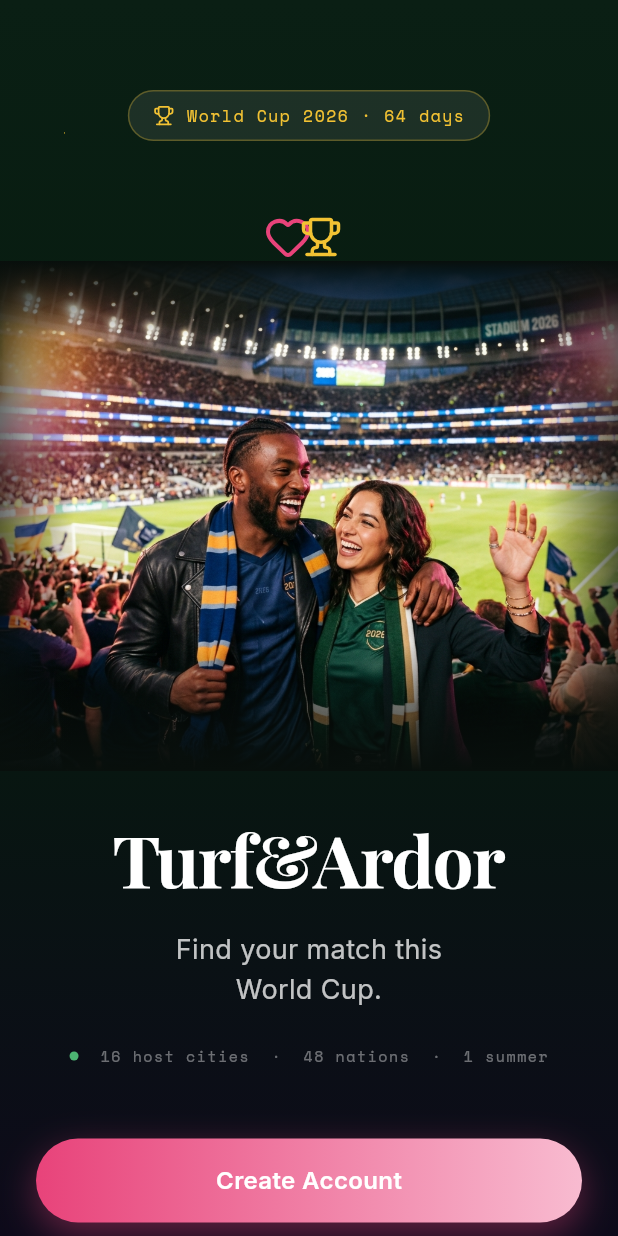
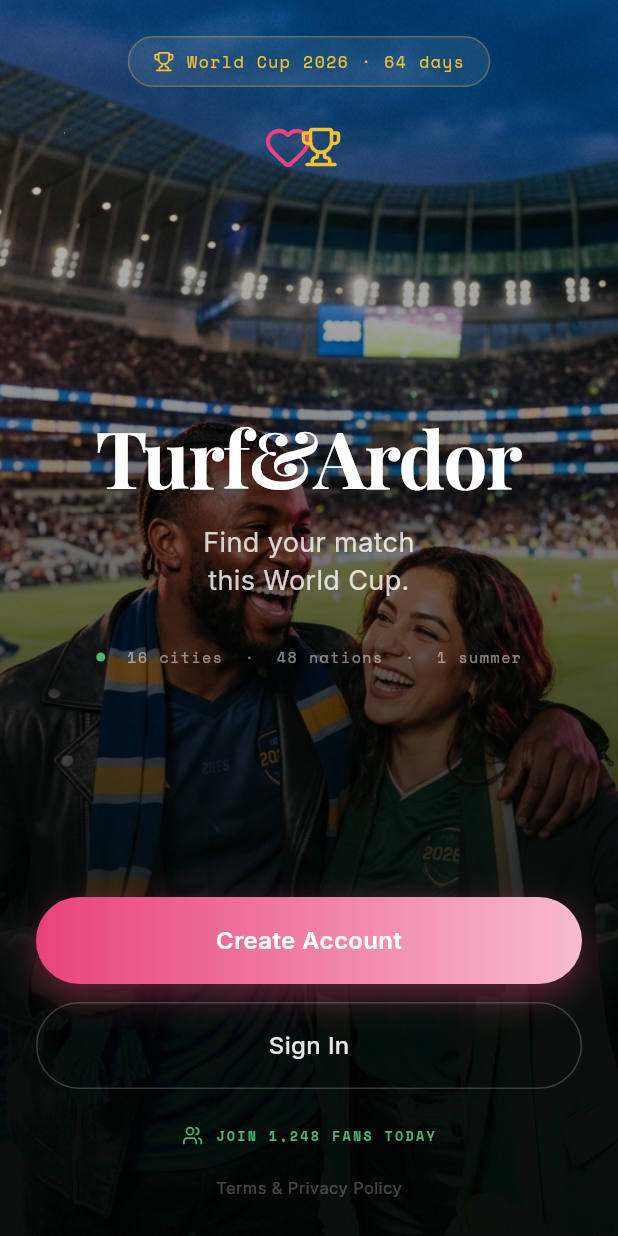
Before and after one commit to JoJoshJo/fifa_love_fluter, a Flutter app: the screen it shows after launch, on a phone screen of 412 x 824 dp. Run offline on Flutter 3.47's test engine with Material 3 defaults, Android fonts, the phone set to English and light mode, and no system bars; our stand-ins replace cached_network_image, flutter_card_swiper, flutter_dotenv, flutter_local_notifications, flutter_riverpod, google_fonts and 6 more; accounts and stored records are empty.

Commit message:
ui: redesign landing screen with full-bleed hero and responsive single-page layout

```diff
--- a/lib/features/auth/presentation/landing_screen.dart
+++ b/lib/features/auth/presentation/landing_screen.dart
@@ -79,43 +79,55 @@ class _LandingScreenState extends State<LandingScreen>
   @override
   Widget build(BuildContext context) {
     return Scaffold(
+      backgroundColor: const Color(0xFF080F0C),
       body: Stack(
         fit: StackFit.expand,
         children: [
-          // BACKGROUND — Cinematic gradient
-          Container(
-            decoration: const BoxDecoration(
-              gradient: LinearGradient(
+          // 1. BACKGROUND IMAGE — Full bleed with vignette
+          Positioned.fill(
+            child: ShaderMask(
+              shaderCallback: (rect) {
+                return const LinearGradient(
                   begin: Alignment.topCenter,
                   end: Alignment.bottomCenter,
                   colors: [
-                  Color(0xFF0A1F14), // deep forest top
-                  Color(0xFF061A0E), // darker middle
-                  Color(0xFF0D0A1A), // hint of dark purple at bottom
+                    Colors.black12,
+                    Colors.black54,
+                    Color(0xFF080F0C), // deep green/black
                   ],
-                stops: [0.0, 0.5, 1.0],
+                  stops: [0.0, 0.45, 0.85],
+                ).createShader(rect);
+              },
+              blendMode: BlendMode.darken,
+              child: Image.asset(
+                'assets/images/hero_couple.png',
+                fit: BoxFit.cover,
+                alignment: const Alignment(0, -0.2), // Focus more on faces
               ),
             ),
           ),
 
-          // PARTICLE SYSTEM
+          // 2. PARTICLE SYSTEM (Sitting on image)
           const ParticleBackground(),
 
-          Positioned.fill(
-            child: SingleChildScrollView(
-              child: SafeArea(
+          // 3. FOREGROUND CONTENT — Responsive Layout
+          SafeArea(
+            child: Padding(
+              padding: const EdgeInsets.symmetric(horizontal: 0),
               child: Column(
+                mainAxisAlignment: MainAxisAlignment.spaceBetween,
                 children: [
-                  const SizedBox(height: 60),
-
-                  // TOP — Countdown Pill
+                  // --- TOP SECTION ---
+                  Column(
+                    children: [
+                      const SizedBox(height: 24),
                       _animatedElement(
                         startPercent: 0.0,
-                    endPercent: 0.3, // 600ms
-                    slideOffset: -0.3, // Slide down
+                        endPercent: 0.3,
+                        slideOffset: -0.3,
                         child: Container(
-                      padding:
-                          const EdgeInsets.symmetric(horizontal: 16, vertical: 8),
+                          padding: const EdgeInsets.symmetric(
+                              horizontal: 16, vertical: 8),
                           decoration: BoxDecoration(
                             color: Colors.white.withValues(alpha: 0.08),
                             borderRadius: BorderRadius.circular(20),
@@ -140,13 +152,10 @@ class _LandingScreenState extends State<LandingScreen>
                           ),
                         ),
                       ),
-
-                  const SizedBox(height: 48),
-
-                  // CENTER — Icons
+                      const SizedBox(height: 24),
                       _animatedElement(
                         startPercent: 0.15,
-                    endPercent: 0.4, // delay 300ms, duration 500ms
+                        endPercent: 0.4,
                         isScale: true,
                         child: Row(
                           mainAxisAlignment: MainAxisAlignment.center,
@@ -161,161 +170,87 @@ class _LandingScreenState extends State<LandingScreen>
                           ],
                         ),
                       ),
+                    ],
+                  ),
 
-                  // CENTER — Hero Image
+                  // --- CENTER SECTION ---
+                  Column(
+                    children: [
                       _animatedElement(
-                    startPercent: 0.2,
-                    endPercent: 0.5,
-                    isScale: true,
-                    child: SizedBox(
-                      height: 340,
-                      width: double.infinity,
-                      child: Stack(
-                        children: [
-                          // Image — full bleed, no border radius
-                          Positioned.fill(
-                            child: Image.asset(
-                              'assets/images/hero_couple.png',
-                              fit: BoxFit.cover,
-                            ),
-                          ),
-                          // Gradient overlay — dissolves ALL edges into background
-                          Positioned.fill(
-                            child: DecoratedBox(
-                              decoration: BoxDecoration(
-                                gradient: LinearGradient(
-                                  begin: Alignment.topCenter,
-                                  end: Alignment.bottomCenter,
-                                  colors: [
-                                    const Color(0xFF080F0C),           // solid top
-                                    const Color(0xFF080F0C).withValues(alpha: 0.0), // clear
-                                    const Color(0xFF080F0C).withValues(alpha: 0.0), // clear
-                                    const Color(0xFF080F0C),           // solid bottom
-                                  ],
-                                  stops: const [0.0, 0.15, 0.75, 1.0],
-                                ),
-                              ),
-                            ),
-                          ),
-                          // Left/right edge fade
-                          Positioned.fill(
-                            child: DecoratedBox(
-                              decoration: BoxDecoration(
-                                gradient: LinearGradient(
-                                  begin: Alignment.centerLeft,
-                                  end: Alignment.centerRight,
-                                  colors: [
-                                    const Color(0xFF080F0C).withValues(alpha: 0.6),
-                                    const Color(0xFF080F0C).withValues(alpha: 0.0),
-                                    const Color(0xFF080F0C).withValues(alpha: 0.0),
-                                    const Color(0xFF080F0C).withValues(alpha: 0.6),
-                                  ],
-                                  stops: const [0.0, 0.12, 0.88, 1.0],
-                                ),
-                              ),
-                            ),
+                        startPercent: 0.25,
+                        endPercent: 0.55,
+                        slideOffset: 0.2,
+                        child: Text(
+                          'Turf&Ardor',
+                          style: GoogleFonts.playfairDisplay(
+                            fontSize: 52,
+                            fontWeight: FontWeight.w700,
+                            color: Colors.white,
+                            letterSpacing: -1,
+                            shadows: [
+                              Shadow(
+                                color: Colors.black.withValues(alpha: 0.5),
+                                blurRadius: 40,
+                                offset: const Offset(0, 10),
                               ),
                             ],
                           ),
                         ),
                       ),
-
-                  const SizedBox(height: 24),
-
-                  // CENTER — Title
-                  _animatedElement(
-                    startPercent: 0.25,
-                    endPercent: 0.55, // delay 500ms, duration 600ms
-                    slideOffset: 0.2, // Slide up 20px (approx)
-                    child: Text(
-                      'Turf&Ardor',
-                      style: GoogleFonts.playfairDisplay(
-                        fontSize: 48,
-                        fontWeight: FontWeight.w700,
-                        color: Colors.white,
-                        letterSpacing: -1,
-                      ),
-                    ),
-                  ),
-
-                  const SizedBox(height: 12),
-
-                  // CENTER — Tagline
+                      const SizedBox(height: 8),
                       _animatedElement(
                         startPercent: 0.35,
-                    endPercent: 0.65, // delay 700ms, duration 600ms
+                        endPercent: 0.65,
                         slideOffset: 0.2,
                         child: Text(
-                      'Find your match this\nWorld Cup.',
+                          'Find your match\nthis World Cup.',
                           textAlign: TextAlign.center,
                           style: GoogleFonts.inter(
                             fontSize: 18,
                             fontWeight: FontWeight.w400,
-                        color: Colors.white.withValues(alpha: 0.75),
-                        height: 1.5,
+                            color: Colors.white.withValues(alpha: 0.8),
+                            height: 1.4,
                           ),
                         ),
                       ),
-
-                  const SizedBox(height: 24),
-
-                  // CENTER — Stat line
+                      const SizedBox(height: 32),
                       _animatedElement(
                         startPercent: 0.45,
-                    endPercent: 0.7, // delay 900ms, duration 500ms
-                    slideOffset: 0, // Fade only
+                        endPercent: 0.7,
+                        slideOffset: 0,
                         child: Row(
                           mainAxisAlignment: MainAxisAlignment.center,
                           children: [
                             _statDot(const Color(0xFF4CB572)),
                             Text(
-                          '  16 host cities  ·  48 nations  ·  1 summer',
+                              '  16 cities  ·  48 nations  ·  1 summer',
                               style: GoogleFonts.spaceMono(
                                 fontSize: 10,
-                            color: Colors.white.withValues(alpha: 0.4),
+                                color: Colors.white.withValues(alpha: 0.5),
                                 letterSpacing: 1.0,
                               ),
                             ),
                           ],
                         ),
                       ),
+                    ],
+                  ),
 
-                  const SizedBox(height: 48),
-
-                // BOTTOM — Create Account Button
+                  // --- BOTTOM SECTION ---
+                  Column(
+                    children: [
                       _animatedElement(
                         startPercent: 0.55,
-                  endPercent: 0.8, // delay 1100ms, duration 500ms
-                  slideOffset: 0.5, // Slide up 30px (approx)
-                  child: GestureDetector(
+                        endPercent: 0.8,
+                        slideOffset: 0.5,
+                        child: _actionButton(
                           onTap: () => Navigator.push(
                             context,
                             PageTransition(
                               type: PageTransitionType.rightToLeft,
-                        duration: const Duration(milliseconds: 300),
-                        curve: Curves.easeOutCubic,
                               child: const SignupScreen(),
                             ),
                           ),
-                    child: Container(
-                      width: double.infinity,
-                      height: 56,
-                      margin: const EdgeInsets.symmetric(horizontal: 24),
-                      decoration: BoxDecoration(
-                        borderRadius: BorderRadius.circular(28),
-                        gradient: const LinearGradient(
-                          colors: [Color(0xFFE8437A), Color(0xFFF8BBD0)],
-                        ),
-                        boxShadow: [
-                          BoxShadow(
-                            color:
-                                const Color(0xFFE8437A).withValues(alpha: 0.4),
-                            blurRadius: 20,
-                            offset: const Offset(0, 8),
-                          ),
-                        ],
-                      ),
-                      child: Center(
                           child: Text(
                             'Create Account',
                             style: GoogleFonts.inter(
@@ -324,38 +259,25 @@ class _LandingScreenState extends State<LandingScreen>
                               color: Colors.white,
                             ),
                           ),
+                          gradient: const LinearGradient(
+                            colors: [Color(0xFFE8437A), Color(0xFFF8BBD0)],
+                          ),
+                          showShadow: true,
                         ),
                       ),
-                  ),
-                ),
-
                       const SizedBox(height: 12),
-
-                // BOTTOM — Sign In Button
                       _animatedElement(
                         startPercent: 0.6,
-                  endPercent: 0.8, // delay 1200ms, duration 400ms
+                        endPercent: 0.8,
                         slideOffset: 0.5,
-                  child: GestureDetector(
+                        child: _actionButton(
                           onTap: () => Navigator.push(
                             context,
                             PageTransition(
                               type: PageTransitionType.rightToLeft,
-                        duration: const Duration(milliseconds: 300),
-                        curve: Curves.easeOutCubic,
                               child: const SignInScreen(),
                             ),
                           ),
-                    child: Container(
-                      width: double.infinity,
-                      height: 56,
-                      margin: const EdgeInsets.symmetric(horizontal: 24),
-                      decoration: BoxDecoration(
-                        borderRadius: BorderRadius.circular(28),
-                        border: Border.all(
-                            color: Colors.white.withValues(alpha: 0.2)),
-                      ),
-                      child: Center(
                           child: Text(
                             'Sign In',
                             style: GoogleFonts.inter(
@@ -364,14 +286,11 @@ class _LandingScreenState extends State<LandingScreen>
                               color: Colors.white.withValues(alpha: 0.9),
                             ),
                           ),
+                          border: Border.all(
+                              color: Colors.white.withValues(alpha: 0.2)),
                         ),
                       ),
-                  ),
-                ),
-
-                const SizedBox(height: 16),
-
-                // BOTTOM — Global Fan Count (Social Proof)
+                      const SizedBox(height: 24),
                       _animatedElement(
                         startPercent: 0.65,
                         endPercent: 0.85,
@@ -383,7 +302,7 @@ class _LandingScreenState extends State<LandingScreen>
                                 size: 14, color: Color(0xFF4CB572)),
                             const SizedBox(width: 8),
                             Text(
-                        'JOIN 1,248 FANS ON TURF&ARDOR TODAY',
+                              'JOIN 1,248 FANS TODAY',
                               style: GoogleFonts.spaceMono(
                                 fontSize: 9,
                                 color: const Color(0xFF4CB572),
@@ -394,27 +313,23 @@ class _LandingScreenState extends State<LandingScreen>
                           ],
                         ),
                       ),
-
-                const SizedBox(height: 16),
-
-                // BOTTOM — Terms
+                      const SizedBox(height: 20),
                       _animatedElement(
                         startPercent: 0.7,
                         endPercent: 0.9,
                         slideOffset: 0,
                         child: Text(
-                    'By continuing, you agree to our Terms & Privacy Policy',
-                    textAlign: TextAlign.center,
+                          'Terms & Privacy Policy',
                           style: GoogleFonts.inter(
                             fontSize: 11,
                             color: Colors.white.withValues(alpha: 0.25),
                           ),
                         ),
                       ),
-
                       const SizedBox(height: 24),
                     ],
                   ),
+                ],
               ),
             ),
           ),
@@ -422,4 +337,37 @@ class _LandingScreenState extends State<LandingScreen>
       ),
     );
   }
+
+  // Refactored Button Widget for cleanliness
+  Widget _actionButton({
+    required VoidCallback onTap,
+    required Widget child,
+    Gradient? gradient,
+    BoxBorder? border,
+    bool showShadow = false,
+  }) {
+    return GestureDetector(
+      onTap: onTap,
+      child: Container(
+        width: double.infinity,
+        height: 58,
+        margin: const EdgeInsets.symmetric(horizontal: 24),
+        decoration: BoxDecoration(
+          borderRadius: BorderRadius.circular(29),
+          gradient: gradient,
+          border: border,
+          boxShadow: showShadow
+              ? [
+                  BoxShadow(
+                    color: const Color(0xFFE8437A).withValues(alpha: 0.4),
+                    blurRadius: 20,
+                    offset: const Offset(0, 8),
+                  ),
+                ]
+              : null,
+        ),
+        child: Center(child: child),
+      ),
+    );
   }
+}
```
Lines whose indentation alone changed are shown as unchanged.
